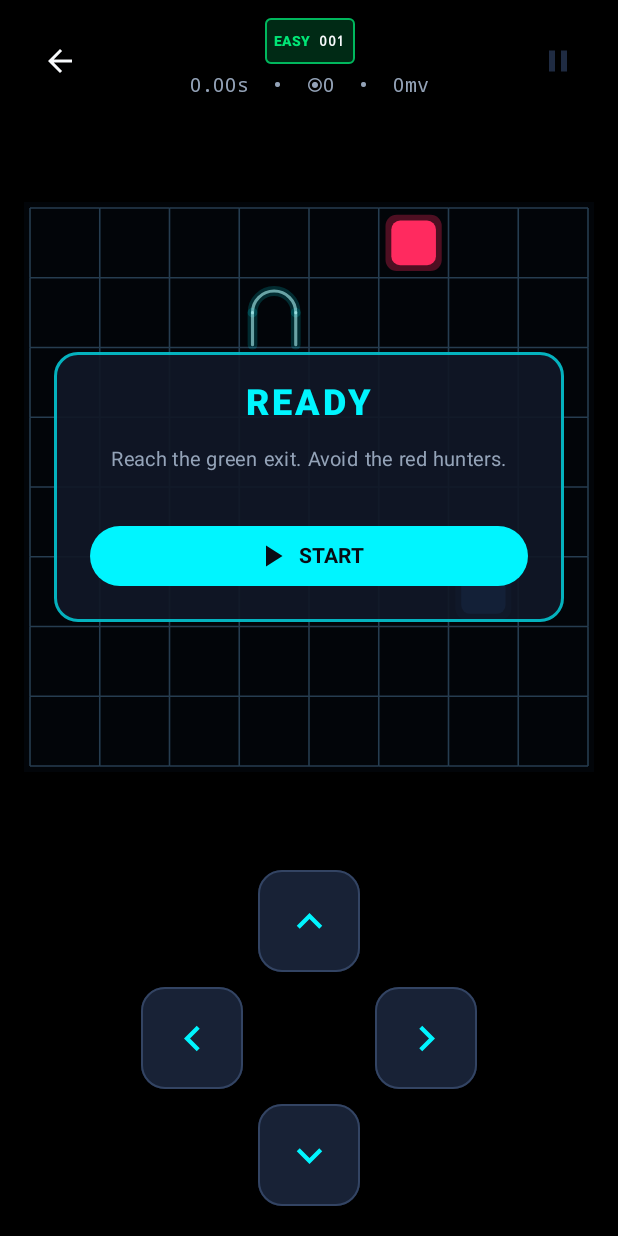
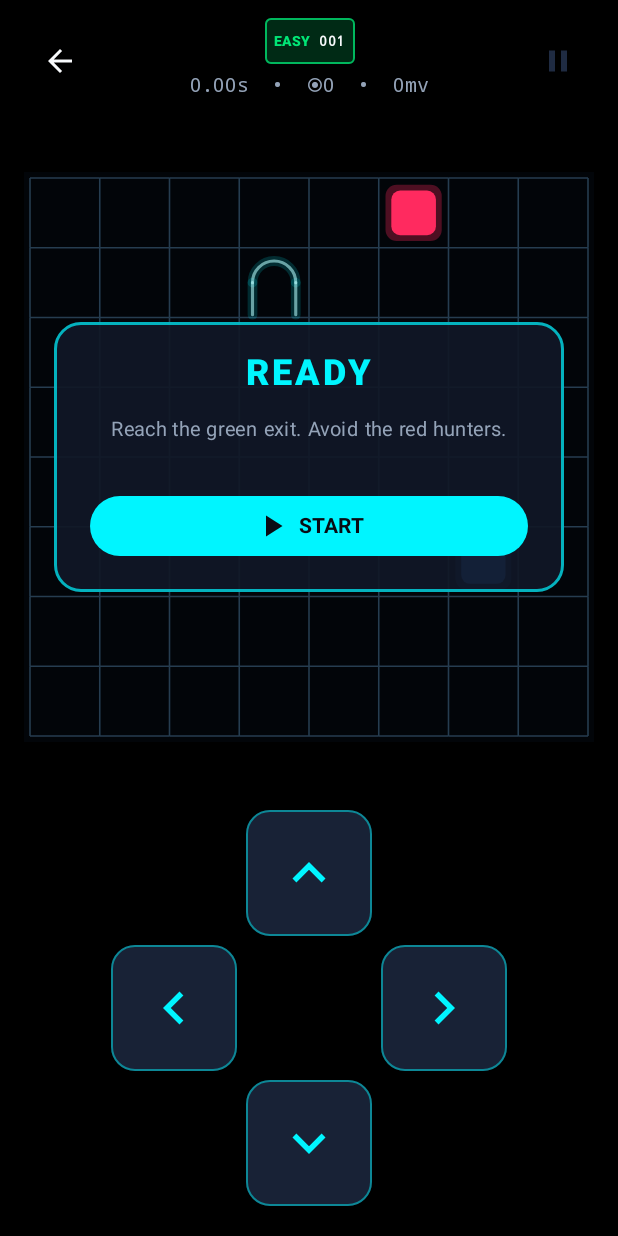
Before and after one commit to fabianpetermark-commits/Gridscape, an Android app built with Jetpack Compose: the screen it shows after launch (MainActivity), after a tap on "PROGRESSZÍV", on a phone screen of 412 x 824 dp. Run offline under Robolectric (Android 15) with nearby library versions, the phone set to English and light mode, and no system bars; 2 other taps on this screen came first.

Commit message:
Enlarge neon D-pad controls and arrows

```diff
--- a/games/grid-hunter/src/main/kotlin/com/minigames/games/gridhunter/ui/GridHunterUi.kt
+++ b/games/grid-hunter/src/main/kotlin/com/minigames/games/gridhunter/ui/GridHunterUi.kt
@@ -506,7 +506,7 @@ private fun GridHunterPhaseOverlay(
 
     Surface(
         color = colors.surface.copy(alpha = 0.92f),
-        shape = RoundedCornerShape(16.dp),
+        shape = RoundedCornerShape(18.dp),
         border = BorderStroke(1.5.dp, accent.copy(alpha = 0.7f)),
         modifier = Modifier.padding(20.dp),
     ) {
@@ -576,8 +576,9 @@ fun NeonTouchDpad(
     onDirection: (Direction) -> Unit,
     modifier: Modifier = Modifier,
 ) {
-    val buttonSize = 68.dp
-    val spacing = 10.dp
+    // Larger controls improve accuracy without changing the input behavior.
+    val buttonSize = 84.dp
+    val spacing = 6.dp
 
     Column(
         modifier = modifier,
@@ -607,7 +608,7 @@ private fun DpadArrowButton(
         onClick = onClick,
         enabled = enabled,
         shape = RoundedCornerShape(16.dp),
-        border = BorderStroke(1.dp, colors.boardOuterBorder),
+        border = BorderStroke(1.dp, colors.playerCyan.copy(alpha = 0.48f)),
         colors = ButtonDefaults.filledTonalButtonColors(
             containerColor = colors.surfaceElevated,
             contentColor = colors.playerCyan,
@@ -617,7 +618,7 @@ private fun DpadArrowButton(
         contentPadding = PaddingValues(0.dp),
         modifier = modifier,
     ) {
-        Icon(imageVector = icon, contentDescription = contentDescription, modifier = Modifier.size(34.dp))
+        Icon(imageVector = icon, contentDescription = contentDescription, modifier = Modifier.size(44.dp))
     }
 }
 
```
